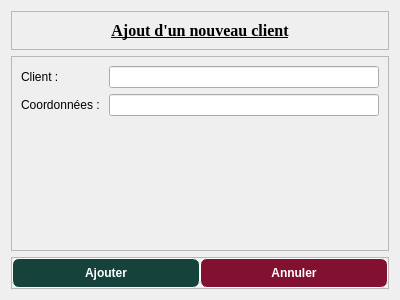
Totelof10/tsena, file ajoutclient.ui: the form before one commit.
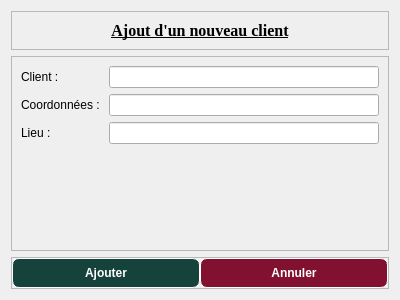
The form after the commit. Icons and pictures are not drawn.

Diff of the .ui file:
```diff
--- a/ajoutclient.ui
+++ b/ajoutclient.ui
@@ -77,6 +77,16 @@
       <item row="1" column="1">
        <widget class="QLineEdit" name="lineEditCoordonnees"/>
       </item>
+      <item row="2" column="0">
+       <widget class="QLabel" name="label_4">
+        <property name="text">
+         <string>Lieu :</string>
+        </property>
+       </widget>
+      </item>
+      <item row="2" column="1">
+       <widget class="QLineEdit" name="lineEditLieu"/>
+      </item>
      </layout>
     </widget>
    </item>
```
